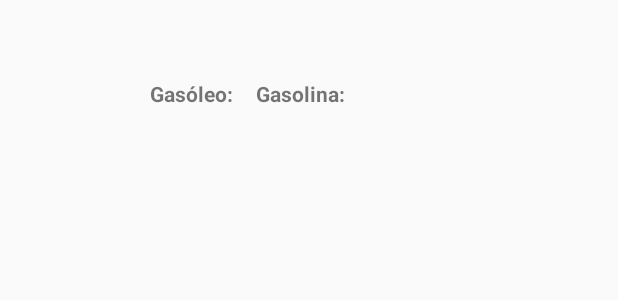
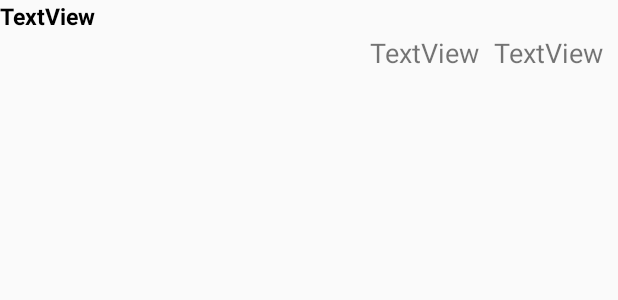
Before and after one commit to isunican/AppGasolinerasGrupo6, an Android app: the layout item_gasolinera.xml on its own in the app's theme, with its tools: preview values and no code run, on a phone screen of 412 x 824 dp. Shown: the top 300 px of the screen. Run offline under Robolectric (Android 15) with nearby library versions, the phone set to English and light mode, and no system bars; network calls fail.

Commit message:
Se ha implementado correctamente la interfaz con el listado de gasolineras y ordenado correctamente por precio
La implementacion ha requerido cambiar la interfaz de los item del Listview; en el layout de la MainActivity ha habido que anhadir un LinearLayout horizontal
 con tres TextView con valores fijos (Cantabria Gasoleo B Mi casa), para distinguirlos de la ListView he usado el atributo backgroud con un color verde claro.
He tenido que cambiar la clase Gasolinera para que incluyera el gasoleo B, que es el más barato, ya que la aplicacion no incluia este atributo, he anhadido sus
gettters y setters, le he incluido el los metodos de la interfaz Parcelable, he modificado la clase ParserJSONGasolineras para que incluya el valor a la hora de
traerlo de la informacion de la API. Todos los cambios necesarios para que se viese correctamente la interfaz y con los valores acordados.
Para ordenar los items de la lista he hecho que la clase Gasolinera implementase la interfaz Comparable, especificando correctamente su metodo compareTo();
en el presenter he tenido que añadir la linera Collections.sort(lista) en el metodo de cargarGasolinerasRemotas para ordenar segun el precio.

```diff
--- a/AndroidProject/app/src/main/res/layout/item_gasolinera.xml
+++ b/AndroidProject/app/src/main/res/layout/item_gasolinera.xml
@@ -5,71 +5,40 @@
     android:layout_height="match_parent"
     android:orientation="vertical">
 
-    <ImageView
-        android:id="@+id/imageViewLogo"
-        android:layout_width="@dimen/logo"
-        android:layout_height="@dimen/logo"
-        android:layout_marginBottom="@dimen/marginLogo"
-        android:layout_marginLeft="@dimen/marginLogo"
-        android:layout_marginRight="@dimen/marginLogo"
-        android:layout_marginTop="@dimen/marginLogo" />
-
-    <TextView
-        android:id="@+id/textViewRotulo"
-        android:layout_width="wrap_content"
-        android:layout_height="wrap_content"
-        android:layout_marginLeft="@dimen/marginTextView"
-        android:layout_marginTop="@dimen/marginTextView"
-        android:layout_toRightOf="@+id/imageViewLogo"
-        android:textStyle="bold" />
-
-    <TextView
-        android:id="@+id/textViewDireccion"
-        android:layout_width="wrap_content"
-        android:layout_height="wrap_content"
-        android:layout_below="@+id/textViewRotulo"
-        android:layout_marginLeft="@dimen/marginTextView"
-        android:layout_marginTop="@dimen/marginTopLayoutPrecios"
-        android:layout_toRightOf="@+id/imageViewLogo" />
-
-    <RelativeLayout
-        android:id="@+id/relativeLayoutPrecios"
-        android:layout_width="wrap_content"
-        android:layout_height="wrap_content"
-        android:layout_below="@id/textViewDireccion"
-        android:layout_marginTop="@dimen/marginTopLayoutPrecios"
-        android:layout_toRightOf="@id/imageViewLogo">
+    <LinearLayout
+        android:layout_width="match_parent"
+        android:layout_height="70dp"
+        android:layout_alignParentTop="true"
+        android:foregroundTintMode="add"
+        android:orientation="horizontal">
 
         <TextView
-            android:id="@+id/textViewGasoleoALabel"
-            android:layout_width="wrap_content"
+            android:id="@+id/direccionId"
+            android:layout_width="0dp"
             android:layout_height="wrap_content"
-            android:layout_marginLeft="@dimen/marginLeftPrecios"
-            android:text="@string/gasoleoa"
+            android:layout_weight="3"
+            android:gravity="top|left"
+            android:text="TextView"
+            android:textColor="#000000"
+            android:textSize="15sp"
             android:textStyle="bold" />
 
         <TextView
-            android:id="@+id/textViewGasoleoA"
-            android:layout_width="wrap_content"
+            android:id="@+id/precioDieselId"
+            android:layout_width="0dp"
             android:layout_height="wrap_content"
-            android:layout_marginLeft="@dimen/marginLabelsPrecio"
-            android:layout_toRightOf="@+id/textViewGasoleoALabel" />
+            android:layout_gravity="center_vertical"
+            android:layout_weight="1"
+            android:text="TextView"
+            android:textSize="18sp" />
 
         <TextView
-            android:id="@+id/textViewGasolina95Label"
-            android:layout_width="wrap_content"
+            android:id="@+id/distanciaHastaGasolineraId"
+            android:layout_width="0dp"
             android:layout_height="wrap_content"
-            android:layout_marginLeft="@dimen/marginTextView"
-            android:layout_toRightOf="@+id/textViewGasoleoA"
-            android:text="@string/gasolina95"
-            android:textStyle="bold" />
-
-        <TextView
-            android:id="@+id/textViewGasolina95"
-            android:layout_width="wrap_content"
-            android:layout_height="wrap_content"
-            android:layout_marginLeft="@dimen/marginLabelsPrecio"
-            android:layout_toRightOf="@+id/textViewGasolina95Label" />
-
-    </RelativeLayout>
+            android:layout_gravity="center_vertical"
+            android:layout_weight="1"
+            android:text="TextView"
+            android:textSize="18sp" />
+    </LinearLayout>
 </RelativeLayout>
```
Also changed, not shown: AndroidProject/app/src/main/java/com/isunican/proyectobase/Model/Gasolinera.java (+29 -2 lines), AndroidProject/app/src/main/java/com/isunican/proyectobase/Presenter/PresenterGasolineras.java (+8 -5 lines), AndroidProject/app/src/main/java/com/isunican/proyectobase/Utilities/ParserJSONGasolineras.java (+7 -1 lines), AndroidProject/app/src/main/java/com/isunican/proyectobase/Views/MainActivity.java (+38 -25 lines), AndroidProject/app/src/main/res/layout/activity_main.xml (+48 -5 lines), 1 other file.
